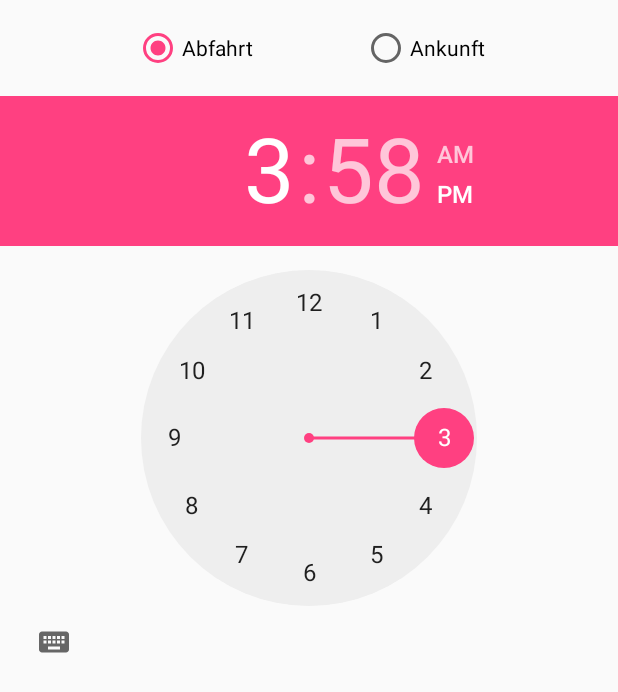
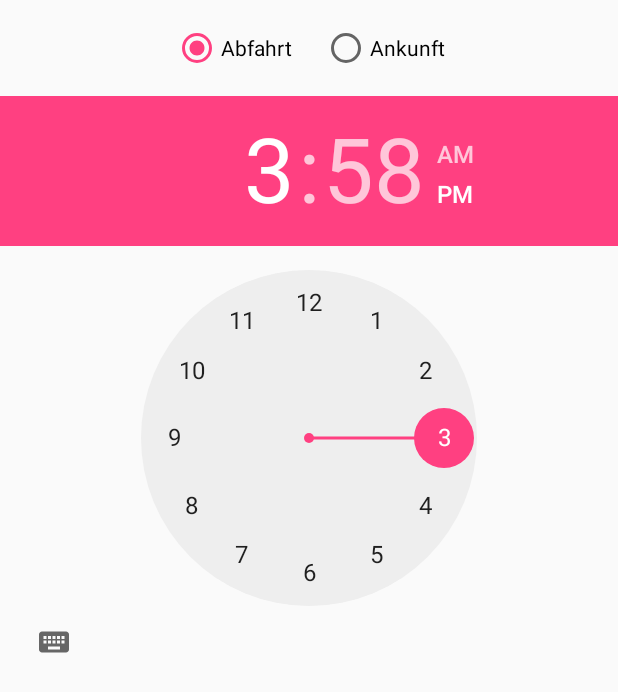
Before and after one commit to Schischeck/motisTraffic-Day-CSA, an Android app: the layout dialog_time_picker.xml on its own in the app's theme, with its tools: preview values and no code run, on a phone screen of 412 x 824 dp. Shown: the top 692 px of the screen. Run offline under Robolectric (Android 15) with nearby library versions, the phone set to English and light mode, and no system bars.

Commit message:
time dialog width

```diff
--- a/app/src/main/java/de/motis_project/app/QueryFragment.java
+++ b/app/src/main/java/de/motis_project/app/QueryFragment.java
@@ -65,10 +65,10 @@ public class QueryFragment extends Fragment implements DatePickerDialog.OnDateSe
 
     DateSelected dateSelected;
 
-    @BindString(R.string.arrival)
+    @BindString(R.string.arrival_short)
     String arrivalStr;
 
-    @BindString(R.string.departure)
+    @BindString(R.string.departure_short)
     String departureStr;
 
     @BindView(R.id.start_input)
--- a/app/src/main/java/de/motis_project/app/TimePickerDialogFragment.java
+++ b/app/src/main/java/de/motis_project/app/TimePickerDialogFragment.java
@@ -4,11 +4,13 @@ import android.app.Dialog;
 import android.content.DialogInterface;
 import android.os.Bundle;
 import android.provider.MediaStore;
+import android.support.annotation.Nullable;
 import android.support.v4.app.DialogFragment;
 import android.support.v7.app.AlertDialog;
 import android.text.format.DateFormat;
 import android.view.LayoutInflater;
 import android.view.View;
+import android.view.ViewGroup;
 import android.view.Window;
 import android.widget.CompoundButton;
 import android.widget.RadioButton;
@@ -23,7 +25,7 @@ public class TimePickerDialogFragment extends DialogFragment {
         void onTimeSet(TimePicker tp, QueryFragment.DateSelected state);
     }
 
-    static TimePickerDialogFragmentSetListener listener;
+    TimePickerDialogFragmentSetListener listener;
 
     QueryFragment.DateSelected state;
 
@@ -89,5 +91,4 @@ public class TimePickerDialogFragment extends DialogFragment {
 
         return dialog;
     }
-
 }
--- a/app/src/main/res/layout/dialog_time_picker.xml
+++ b/app/src/main/res/layout/dialog_time_picker.xml
@@ -5,7 +5,7 @@
     android:orientation="vertical">
 
     <RadioGroup
-        android:layout_width="wrap_content"
+        android:layout_width="match_parent"
         android:layout_height="wrap_content"
         android:layout_gravity="center_horizontal"
         android:gravity="center_horizontal"
@@ -14,24 +14,14 @@
         android:paddingLeft="@dimen/activity_horizontal_margin"
         android:paddingRight="@dimen/activity_horizontal_margin"
         android:paddingTop="@dimen/activity_vertical_margin">
-
-        <View
-            android:layout_width="0dip"
-            android:layout_height="match_parent"
-            android:layout_weight="1" />
-
         <RadioButton
             android:id="@+id/depature_btn"
             android:layout_width="wrap_content"
             android:layout_height="wrap_content"
             android:gravity="center"
             android:checked="true"
-            android:text="Abfahrt" />
-
-        <View
-            android:layout_width="0dip"
-            android:layout_height="match_parent"
-            android:layout_weight="1" />
+            android:text="@string/departure"
+            android:layout_marginRight="10dp"/>
 
         <RadioButton
             android:id="@+id/arrival_btn"
@@ -39,12 +29,8 @@
             android:layout_height="wrap_content"
             android:gravity="center"
             android:checked="false"
-            android:text="Ankunft" />
-
-        <View
-            android:layout_width="0dip"
-            android:layout_height="match_parent"
-            android:layout_weight="1" />
+            android:text="@string/arrival"
+            android:layout_marginLeft="10dp"/>
     </RadioGroup>
 
     <TimePicker
--- a/app/src/main/res/layout/fragment_query.xml
+++ b/app/src/main/res/layout/fragment_query.xml
@@ -106,7 +106,6 @@
                 android:layout_gravity="center"
                 android:gravity="center_vertical"
                 android:paddingLeft="15dp"
-                android:text="New Text"
                 android:freezesText="true"/>
 
         </LinearLayout>
--- a/app/src/main/res/values/strings.xml
+++ b/app/src/main/res/values/strings.xml
@@ -1,10 +1,9 @@
 <resources>
     <string name="app_name">MOTIS</string>
-
-    <!-- TODO: Remove or change this placeholder text -->
-    <string name="hello_blank_fragment">Hello blank fragment</string>
     <string name="app_label">App Label</string>
     <string name="search_hint">hint</string>
     <string name="arrival">Ankunft</string>
     <string name="departure">Abfahrt</string>
+    <string name="arrival_short">Ank.</string>
+    <string name="departure_short">Abf.</string>
 </resources>
--- a/app/src/main/res/values/styles.xml
+++ b/app/src/main/res/values/styles.xml
@@ -41,6 +41,8 @@
     <style name="AlertDialogCustom" parent="Theme.AppCompat.Light.Dialog.Alert">
         <item name="android:textColorPrimary">@color/colorPrimary</item>
         <item name="colorAccent">@color/colorPrimaryDark</item>
+        <item name="windowMinWidthMajor">0dp</item>
+        <item name="windowMinWidthMinor">0dp</item>
     </style>
 
 
```
